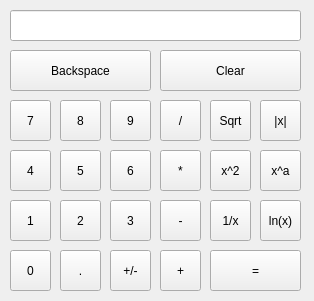
Qt form calc/mainwindow.ui (mishas8/Calculator-Qt) before a commit.
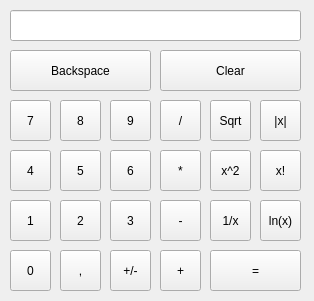
The same form after that commit.

The edit to the form file:
```diff
--- a/calc/mainwindow.ui
+++ b/calc/mainwindow.ui
@@ -80,7 +80,7 @@
     </rect>
    </property>
    <property name="text">
-    <string>x^a</string>
+    <string>x!</string>
    </property>
   </widget>
   <widget class="QToolButton" name="logNaturalButton">
@@ -239,7 +239,7 @@
     </rect>
    </property>
    <property name="text">
-    <string>.</string>
+    <string>,</string>
    </property>
   </widget>
   <widget class="QToolButton" name="changeSignButton">
```
Left out of the diff: 10 changed lines with no effect on the pictures.
